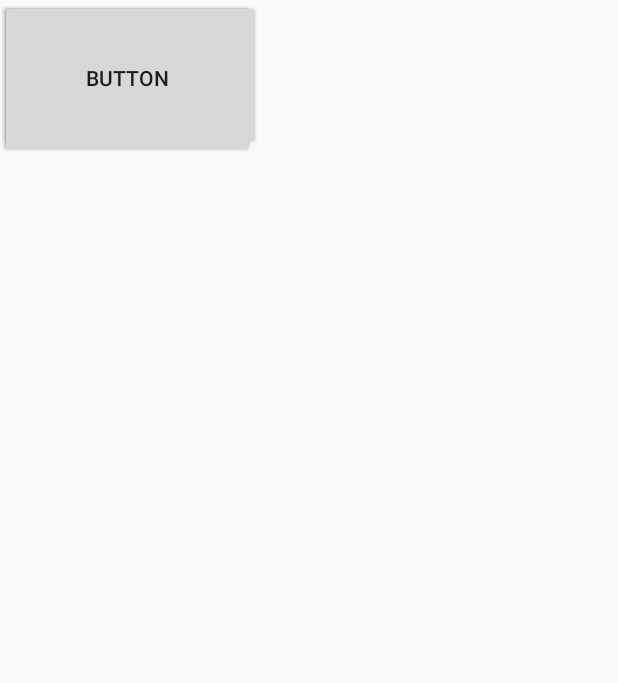
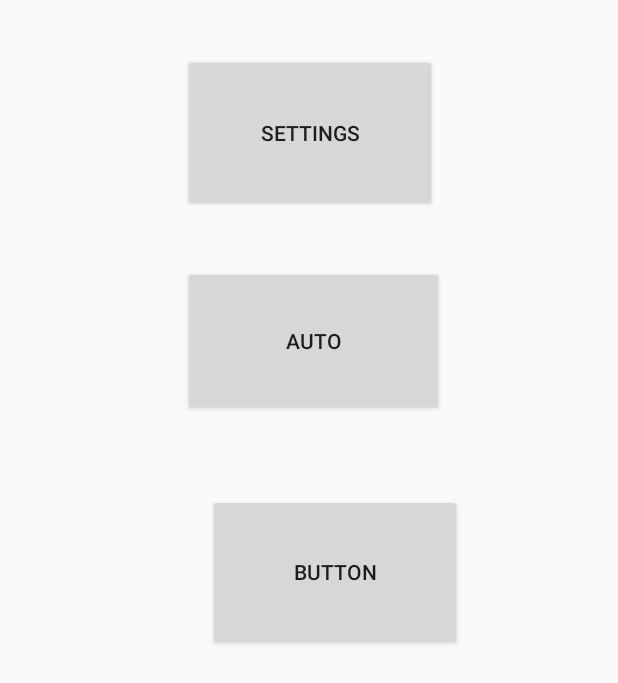
Before and after one commit to jollyroger911/AutoWorld, an Android app: the layout activity_menu_tab.xml on its own in the app's theme, with its tools: preview values and no code run, on a phone screen of 412 x 824 dp. Shown: the top 683 px of the screen. Run offline under Robolectric (Android 15) with nearby library versions, the phone set to English and light mode, and no system bars.

Commit message:
Main screen added.

```diff
--- a/firsproject/src/main/java/com/startandroid/firsproject/MainActivity.java
+++ b/firsproject/src/main/java/com/startandroid/firsproject/MainActivity.java
@@ -36,6 +36,9 @@ public class MainActivity extends AppCompatActivity {
         public void onLightMode (View v){
 
             mConstraintLayout.setBackgroundColor(ContextCompat.getColor(this, R.color.lightMode));
+        }
+        public void onMainMenu(View v){
+            setContentView(R.layout.activity_menu_tab);
         }
 
         /*
--- a/firsproject/src/main/res/layout/activity_main.xml
+++ b/firsproject/src/main/res/layout/activity_main.xml
@@ -54,8 +54,9 @@
         android:layout_marginStart="8dp"
         android:layout_marginLeft="8dp"
         android:layout_marginTop="52dp"
-        android:layout_marginEnd="8dp"
-        android:layout_marginRight="8dp"
+        android:layout_marginEnd="7dp"
+        android:layout_marginRight="7dp"
+        android:onClick="onMainMenu"
         android:text="MainMenu"
         app:layout_constraintEnd_toEndOf="parent"
         app:layout_constraintStart_toStartOf="parent"
--- a/firsproject/src/main/res/layout/activity_menu_tab.xml
+++ b/firsproject/src/main/res/layout/activity_menu_tab.xml
@@ -1,6 +1,7 @@
 <?xml version="1.0" encoding="utf-8"?>
 <android.support.constraint.ConstraintLayout
     xmlns:android="http://schemas.android.com/apk/res/android"
+    xmlns:app="http://schemas.android.com/apk/res-auto"
     xmlns:tools="http://schemas.android.com/tools"
     android:layout_width="match_parent"
     android:layout_height="match_parent">
@@ -9,23 +10,44 @@
         android:id="@+id/buttonSettings"
         android:layout_width="169dp"
         android:layout_height="105dp"
+        android:layout_marginStart="8dp"
+        android:layout_marginLeft="8dp"
+        android:layout_marginTop="36dp"
+        android:layout_marginEnd="8dp"
+        android:layout_marginRight="8dp"
         android:text="Settings"
-        tools:layout_editor_absoluteX="108dp"
-        tools:layout_editor_absoluteY="44dp" />
+        app:layout_constraintEnd_toEndOf="parent"
+        app:layout_constraintHorizontal_bias="0.502"
+        app:layout_constraintStart_toStartOf="parent"
+        app:layout_constraintTop_toTopOf="parent" />
 
     <Button
         android:id="@+id/buttonAutoMenu"
         android:layout_width="174dp"
         android:layout_height="100dp"
+        android:layout_marginStart="8dp"
+        android:layout_marginLeft="8dp"
+        android:layout_marginTop="36dp"
+        android:layout_marginEnd="8dp"
+        android:layout_marginRight="8dp"
         android:text="Auto"
-        tools:layout_editor_absoluteX="108dp"
-        tools:layout_editor_absoluteY="180dp" />
+        app:layout_constraintEnd_toEndOf="parent"
+        app:layout_constraintHorizontal_bias="0.515"
+        app:layout_constraintStart_toStartOf="parent"
+        app:layout_constraintTop_toBottomOf="@+id/buttonSettings" />
 
     <Button
         android:id="@+id/button3"
         android:layout_width="169dp"
         android:layout_height="104dp"
+        android:layout_marginStart="8dp"
+        android:layout_marginLeft="8dp"
+        android:layout_marginTop="52dp"
+        android:layout_marginEnd="104dp"
+        android:layout_marginRight="104dp"
         android:text="Button"
-        tools:layout_editor_absoluteX="108dp"
-        tools:layout_editor_absoluteY="310dp" />
+        app:layout_constraintEnd_toEndOf="parent"
+        app:layout_constraintHorizontal_bias="1.0"
+        app:layout_constraintStart_toStartOf="parent"
+        app:layout_constraintTop_toBottomOf="@+id/buttonAutoMenu" />
 </android.support.constraint.ConstraintLayout>
```
